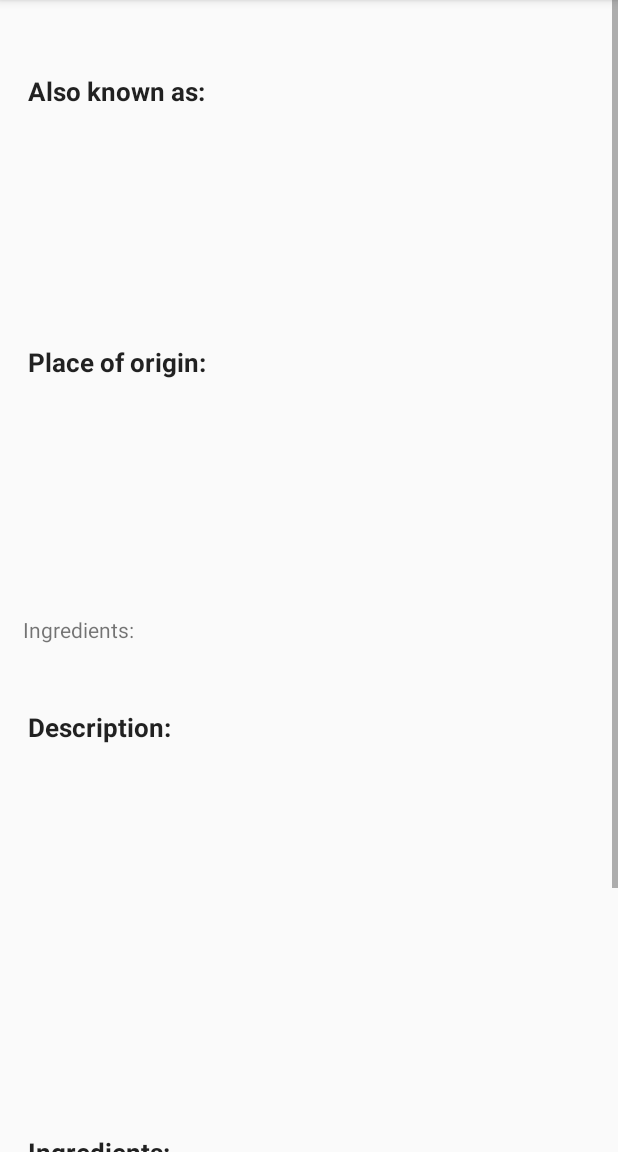
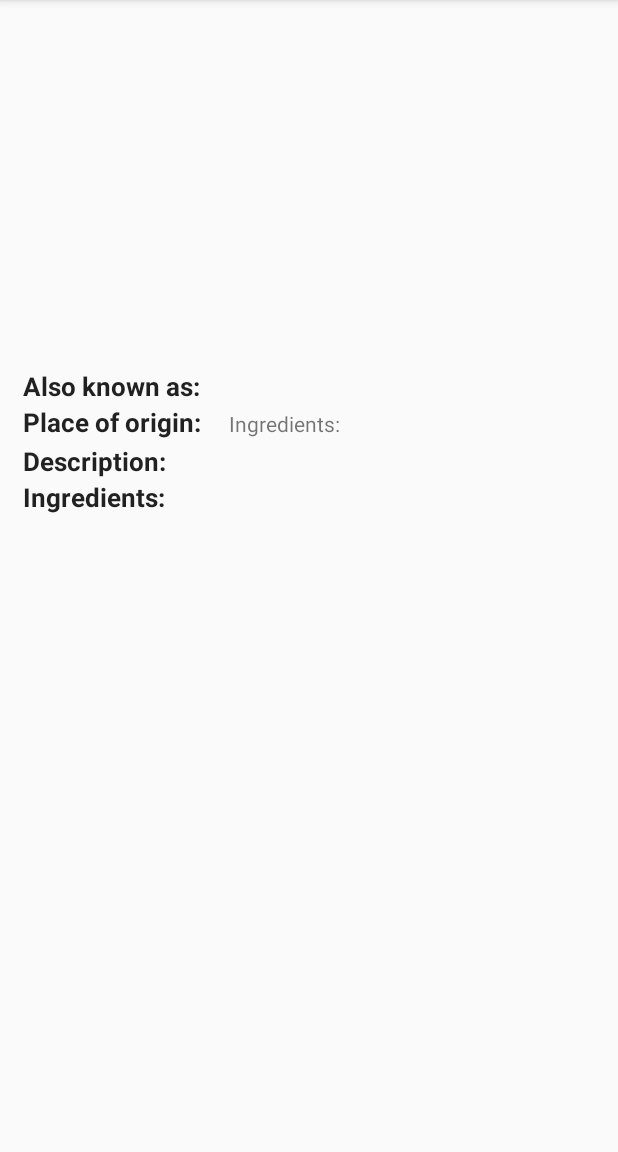
Before and after one commit to Annin7y/sandwich-club-starter-code-master, an Android app: the DetailActivity screen opened directly, with no data from a screen before it, on a phone screen of 412 x 824 dp, the part 84-1236 px from its top. Run offline under Robolectric (Android 15) with nearby library versions, the phone set to English and light mode, and no system bars; our stand-ins replace Picasso; pictures from the network do not load; 1 statement that could not run was skipped.

Commit message:
update:refactor

```diff
--- a/app/src/main/res/layout/activity_detail.xml
+++ b/app/src/main/res/layout/activity_detail.xml
@@ -28,13 +28,12 @@
         <LinearLayout
             android:layout_width="wrap_content"
             android:layout_height="wrap_content"
+            android:layout_below="@+id/image_iv"
             android:orientation="vertical" >
 
         <LinearLayout
-            android:id="@+id/linear_layout_horizontal_also"
             android:layout_width="wrap_content"
             android:layout_height="wrap_content"
-            android:layout_below="@+id/image_iv"
             android:orientation="horizontal">
 
             <TextView
@@ -42,7 +41,7 @@
                 style="@style/DetailLabelStyle"
                 android:layout_marginStart="@dimen/label_margin"
                 android:layout_marginLeft="@dimen/label_margin"
-                android:layout_marginTop="@dimen/also_label_margin_top"
+                android:layout_below="@+id/image_iv"
                 android:text="@string/detail_also_known_as_label" />
 
             <TextView
@@ -53,13 +52,17 @@
 
         </LinearLayout>
 
+        <LinearLayout
+            android:layout_width="wrap_content"
+            android:layout_height="wrap_content"
+            android:orientation="horizontal">
+
             <TextView
                 android:id="@+id/origin_tv_label"
                 style="@style/DetailLabelStyle"
                 android:layout_below="@+id/also_known_tv_label"
                 android:layout_marginStart="@dimen/label_margin"
                 android:layout_marginLeft="@dimen/label_margin"
-                android:layout_marginTop="@dimen/origin_label_top"
                 android:text="@string/detail_place_of_origin_label" />
 
             <TextView
@@ -69,10 +72,15 @@
                 android:layout_below="@+id/also_known_tv_label"
                 android:layout_marginStart="@dimen/also_list_margin_start"
                 android:layout_marginLeft="@dimen/also_list_margin_start"
-                android:layout_marginTop="@dimen/origin_list_top"
-                android:layout_marginRight="@dimen/list_origin_right"
-                android:layout_toRightOf="@id/origin_tv_label"
+                android:padding="3dp"
                 android:text="@string/detail_ingredients_label" />
+
+        </LinearLayout>
+
+        <LinearLayout
+            android:layout_width="wrap_content"
+            android:layout_height="wrap_content"
+            android:orientation="horizontal">
 
             <TextView
                 android:id="@+id/description_tv_label"
@@ -80,39 +88,39 @@
                 android:layout_below="@+id/origin_tv_label"
                 android:layout_marginStart="@dimen/label_margin"
                 android:layout_marginLeft="@dimen/label_margin"
-                android:layout_marginTop="@dimen/description_label_top"
                 android:text="@string/detail_description_label" />
 
             <TextView
                 android:id="@+id/description_tv"
                 android:layout_width="wrap_content"
                 android:layout_height="wrap_content"
-                android:layout_below="@+id/origin_tv_label"
                 android:layout_marginStart="@dimen/also_list_margin_start"
                 android:layout_marginLeft="@dimen/also_list_margin_start"
-                android:layout_marginTop="@dimen/description_list_top"
-                android:layout_marginRight="@dimen/description_list_right"
+                android:layout_weight="3"
                 android:layout_toRightOf="@id/description_tv_label" />
 
+        </LinearLayout>
+
+        <LinearLayout
+            android:layout_width="wrap_content"
+            android:layout_height="wrap_content"
+            android:orientation="horizontal">
+
             <TextView
-                android:id="@+id/ingredients_tv_title"
+                android:id="@+id/ingredients_tv_label"
                 style="@style/DetailLabelStyle"
-                android:layout_below="@+id/description_tv_label"
                 android:layout_marginStart="@dimen/label_margin"
                 android:layout_marginLeft="@dimen/label_margin"
-                android:layout_marginTop="@dimen/ingredients_label_top"
                 android:text="@string/detail_ingredients_label" />
 
             <TextView
                 android:id="@+id/ingredients_tv"
                 android:layout_width="wrap_content"
                 android:layout_height="wrap_content"
-                android:layout_below="@+id/description_tv_label"
                 android:layout_marginStart="@dimen/also_list_margin_start"
                 android:layout_marginLeft="@dimen/also_list_margin_start"
-                android:layout_marginTop="@dimen/ingredients_list_top"
-                android:layout_marginRight="@dimen/ingredients_list_right"
-                android:layout_toRightOf="@+id/ingredients_tv_title" />
+                 />
+        </LinearLayout>
         </LinearLayout>
     </RelativeLayout>
 </ScrollView>
--- a/app/src/main/res/values/styles.xml
+++ b/app/src/main/res/values/styles.xml
@@ -15,7 +15,7 @@
         <item name="android:fontFamily">sans-serif</item>
         <item name="android:textStyle">bold</item>
         <item name="android:textSize">17sp</item>
-        <item name="android:padding">3dp</item>
+
     </style>
 
     <!-- Description label and list settings in activity_detail -->
```
